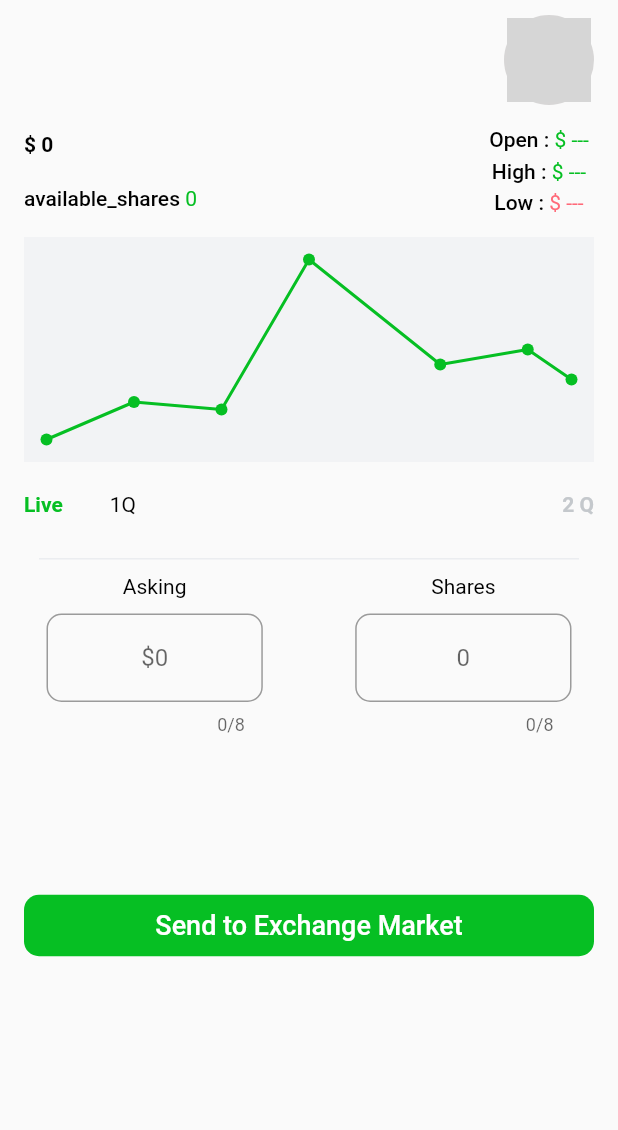
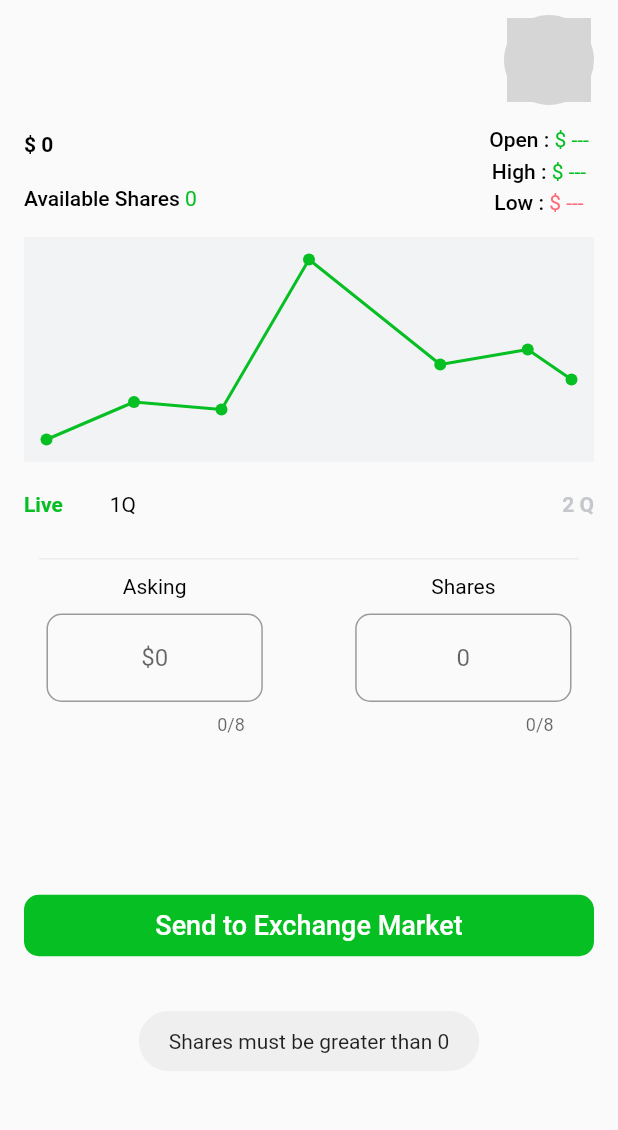
Before and after one commit to WaseemMirzaa/PlayerExchange, a Flutter app: the ExchangePlayerScreen screen opened directly with empty values, after a tap on "Send to Exchange Market", on a phone screen of 412 x 824 dp, the part 69-1199 px from its top. Run offline on Flutter 3.47's test engine with Material 2 defaults, Android fonts, the phone set to English and light mode, and no system bars; drawn by our look-alikes of auto_size_text, fl_chart; our stand-ins replace dio, flutter_image_compress, flutter_screenutil, flutter_svg, fluttertoast, get and 4 more; missing offline and left inert: dart:ffi, flutter_stripe, paginated_search_bar; accounts and stored records are empty; network calls fail; project files that could hold a hidden picture were left out; grey boxes are pictures that could not be loaded.

Commit message:
Added icons Changed name Corrected Added navigation for ios in Login Screens Corrected tabs screens creating on each navigation

```diff
--- a/lib/models/auth/user_model.dart
+++ b/lib/models/auth/user_model.dart
@@ -113,7 +113,7 @@ class User {
     _password = json['password'] ?? "";
     _userType = json['userType'] ?? "";
     _fcmToken = json['fcmToken'] ?? "";
-    _createdAt = json['createdAt'] ?? new DateTime.now();
+    _createdAt = json['createdAt'] ?? new DateTime.now().toString();
     _secretKey = json['secretKey'] ?? "";
     _uniqueKey = json['uniqueKey'] ?? "";
     _isBlocked = json['isBlocked'] ?? true;
--- a/lib/networking/api.dart
+++ b/lib/networking/api.dart
@@ -1,6 +1,7 @@
 class Api{
-  static String baseURL= "http://192.168.10.6:3000/";    //stripeHome Wifi     //Local Host
-  // static String baseURL= "http://192.168.18.19:3000/"; //Office Wifi   //Local Host
+  // static String baseURL= "http://192.168.10.4:3000/";    //Ptcl Home Wifi     //Local Host
+  // static String baseURL= "http://192.168.0.16:3000/";    //Jazz Home Wifi     //Local Host
+  static String baseURL= "http://192.168.18.19:3000/"; //Office Wifi   //Local Host
   // static String baseURL= "http://192.168.36.254:3000/";    // redmi Wifi     //Local Host
 
   static String apiErrorResponse = "Something went wrong! Please try again";
--- a/lib/networking/api_requests.dart
+++ b/lib/networking/api_requests.dart
@@ -103,7 +103,7 @@ class APIRequests {
     try {
       var response = await client.post(Uri.parse(completeUrl),
           body:
-              jsonEncode(<String, String>{'userId': userId ?? "", 'cpoAthletesId': playerId ?? ""}),
+              jsonEncode(<String, String>{'userId': userId, 'cpoAthletesId': playerId}),
           headers: header);
       if (response.statusCode == 200 || response.statusCode == 204) {
         var jsonString = response.body;
--- a/lib/ui/screens/app_drawer.dart
+++ b/lib/ui/screens/app_drawer.dart
@@ -5,6 +5,7 @@ import 'package:get/get_navigation/src/extension_navigation.dart';
 import 'package:get/instance_manager.dart';
 import 'package:player_exchange/controllers/app_drawer_controller.dart';
 import 'package:player_exchange/models/auth/user_model.dart';
+import 'package:player_exchange/ui/screens/auth_screen.dart';
 import 'package:player_exchange/ui/screens/login_screen.dart';
 import 'package:player_exchange/utils/session_manager.dart';
 
@@ -132,7 +133,7 @@ class AppDrawer extends StatelessWidget {
             onTap: () {
               Navigator.of(context).pop();
               SessionManager.setUserData(new User());
-              Get.offAll(LoginScreen());
+              Get.offAll(AuthScreen());
             },
           ),
 
--- a/lib/ui/screens/exchange_player_screen.dart
+++ b/lib/ui/screens/exchange_player_screen.dart
@@ -2,6 +2,7 @@ import 'package:flutter/material.dart';
 import 'package:flutter/services.dart';
 import 'package:flutter_screenutil/flutter_screenutil.dart';
 import 'package:flutter_svg/flutter_svg.dart';
+import 'package:fluttertoast/fluttertoast.dart';
 import 'package:get/get.dart';
 import 'package:player_exchange/controllers/app_drawer_controller.dart';
 import 'package:player_exchange/models/auth/user_model.dart';
@@ -19,6 +20,8 @@ import 'package:player_exchange/utils/assets_string.dart';
 import 'package:player_exchange/utils/color_manager.dart';
 import 'package:player_exchange/utils/number_utils.dart';
 import 'package:player_exchange/utils/style_manager.dart';
+
+import 'home_tabs/exchange_screen.dart';
 
 class ExchangePlayerScreen extends StatefulWidget {
   final RosterModel rosterModel;
@@ -117,11 +120,10 @@ class ExchangePlayerScreenState extends State<ExchangePlayerScreen> {
                               text: TextSpan(children: [
                             TextSpan(
                                 style: TextStyle(color: Colors.black, fontWeight: FontWeight.w500),
-                                text: 'available_shares '.tr),
+                                text: 'available_shares'.tr),
                             TextSpan(
                               style: TextStyle(color: ColorManager.greenColor),
-                              text:
-                                  (widget.rosterModel.cpoAthletes?.sharesAvailable ?? 0).toString(),
+                              text: " " + (widget.rosterModel.sharesBought ?? 0).toString(),
                             )
                           ]))
                         ],
@@ -323,25 +325,41 @@ class ExchangePlayerScreenState extends State<ExchangePlayerScreen> {
               ),
               FilledButton(
                 onTap: () async {
-                  if (shares > 0 && asking > 0) {
+                  if (shares <= 0) {
+                    Fluttertoast.showToast(msg: "Shares must be greater than 0");
+                  } else if (asking <= 0) {
+                    Fluttertoast.showToast(msg: "Asking Price must be greater than 0");
+                  }
+                  if (shares > (widget.rosterModel.sharesBought ?? 0).toInt()) {
+                    Fluttertoast.showToast(msg: "Not enough shares available");
+                  } else if (shares > 0 &&
+                      asking > 0 &&
+                      shares <= (widget.rosterModel.sharesBought ?? 0).toInt()) {
                     User user = Get.find<AppDrawerController>().user.value;
+                    // var bottomWidgetKey=TabsScreen(selectedIndex: 2).bottomNavBarKey;
+                    // BottomNavigationBar navigationBar =  bottomWidgetKey.currentWidget as BottomNavigationBar;
+
                     await APIRequests.doApi_addExchangePlayer(
                             shares, asking, widget.rosterModel.id ?? "", user.id ?? "")
                         .then((value) => {
-                          if(value){
+                              if (value)
+                                {
                                   Navigator.popUntil(
                                     context,
                                     ModalRoute.withName('/'),
                                   ),
                                   TabsScreen.currentIndex = 2,
-                            Navigator.push(
-                              context,
-                              MaterialPageRoute(
-                                  builder: (context) =>
-                                      TabsScreen(
-                                        selectedIndex: 2,
-                                      )),
-                            )
+                                  // navigationBar.onTap!(2),
+
+                  Get.offAll(() => TabsScreen(selectedIndex: TabsScreen.currentIndex,))
+                                  // Navigator.push(
+                                  //   context,
+                                  //   MaterialPageRoute(
+                                  //       builder: (context) =>
+                                  //           TabsScreen(
+                                  //             selectedIndex: 2,
+                                  //           )),
+                                  // )
                                 }
                             });
                   }
--- a/lib/ui/screens/sign_up_screen.dart
+++ b/lib/ui/screens/sign_up_screen.dart
@@ -13,6 +13,7 @@ import 'package:player_exchange/models/auth/error_response.dart';
 import 'package:player_exchange/models/auth/sign_up_request.dart';
 import 'package:player_exchange/models/auth/user_model.dart';
 import 'package:player_exchange/ui/screens/home_tabs/tabs_screen.dart';
+import 'package:player_exchange/ui/widgets/custom_appbar.dart';
 import 'package:player_exchange/ui/widgets/default_style_config.dart';
 import 'package:player_exchange/ui/widgets/filled_button.dart';
 import 'package:player_exchange/ui/widgets/loading_indicator_dialog.dart';
@@ -52,6 +53,7 @@ class _SignUpScreenState extends State<SignUpScreen> {
     return Scaffold(
       backgroundColor: Colors.white,
       extendBodyBehindAppBar: true,
+      appBar: customAppBar(context, leadingIcon: AssetsString().BackArrowIcon),
       body: SingleChildScrollView(
         child: Form(
             key: formKey,
@@ -398,6 +400,7 @@ class _SignUpScreenState extends State<SignUpScreen> {
                           ),
                           onPressed: () {
                             Get.to(LoginScreen());
+                            // Get.offAll(LoginScreen());
                             /*Get.to(ForgotPassword(),
                               transition: languageService.isLtrOrRtl == TextDirection.ltr ? Transition.rightToLeft : Transition.leftToRight);*/
                           },
```
Also changed, not shown: lib/ui/screens/home_tabs/exchange_screen.dart (+22 -3 lines), lib/ui/screens/home_tabs/tabs_screen.dart (+13 -13 lines), lib/ui/screens/login_screen.dart (+33 -1 lines), pubspec.yaml (+17 -0 lines), assets/icon/icon.png (added), pubspec.lock, 27 other files. Lines whose indentation alone changed are shown as unchanged.
